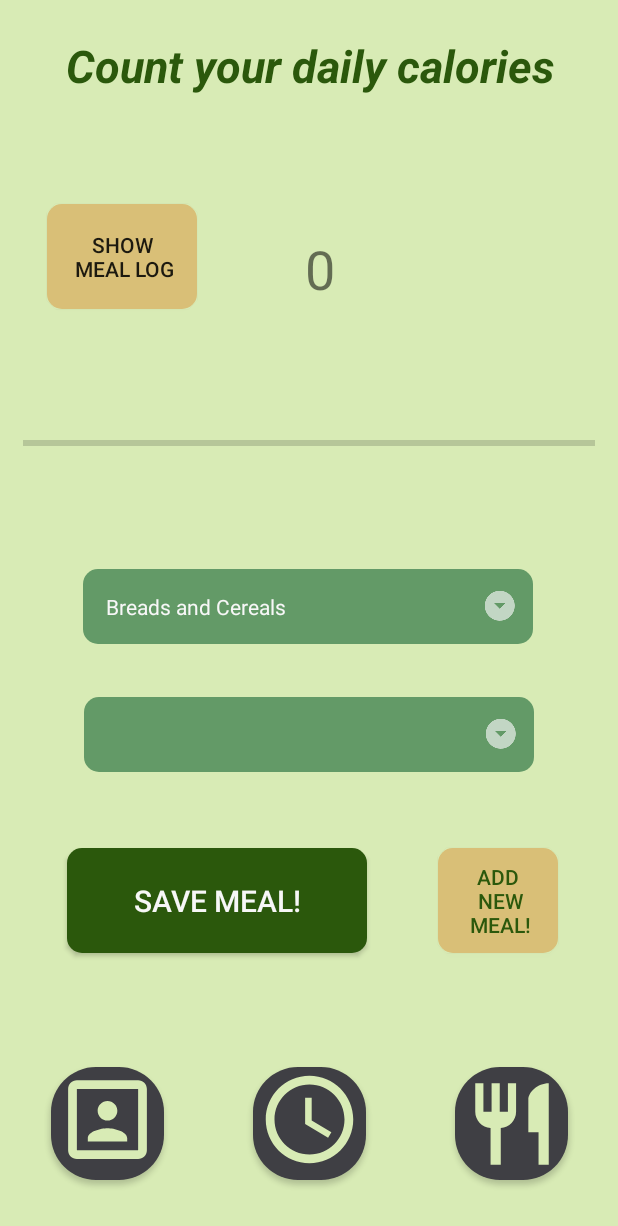
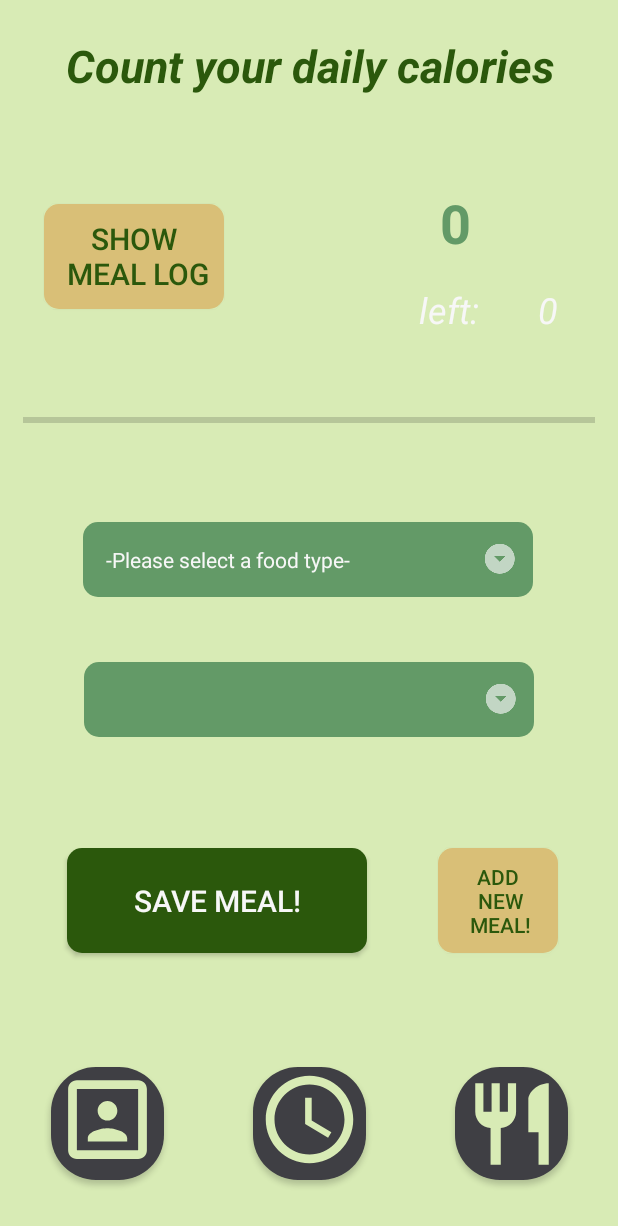
Before and after one commit to kassimii/Self_made, an Android app: the CaloriesCounter screen opened directly, with no data from a screen before it, on a phone screen of 412 x 824 dp. Shown: the top 1226 px of the screen. Run offline under Robolectric (Android 15) with nearby library versions, the phone set to English and light mode, and no system bars; our stand-ins replace Firebase (no records; nobody signed in at launch, a user with empty details on screens opened directly); 13 statements that could not run were skipped.

Commit message:
Save consumed calories feature added

```diff
--- a/app/src/main/java/com/example/self_made/CaloriesCounter.java
+++ b/app/src/main/java/com/example/self_made/CaloriesCounter.java
@@ -1,17 +1,22 @@
 package com.example.self_made;
 
 import androidx.annotation.NonNull;
+import androidx.appcompat.app.AlertDialog;
 import androidx.appcompat.app.AppCompatActivity;
 
+import android.content.DialogInterface;
 import android.content.Intent;
 import android.os.Bundle;
+import android.text.InputType;
 import android.view.View;
 import android.widget.AdapterView;
 import android.widget.ArrayAdapter;
 import android.widget.Button;
+import android.widget.EditText;
 import android.widget.ProgressBar;
 import android.widget.Spinner;
 import android.widget.TextView;
+import android.widget.Toast;
 
 import com.google.firebase.database.DataSnapshot;
 import com.google.firebase.database.DatabaseError;
@@ -20,21 +25,23 @@ import com.google.firebase.database.FirebaseDatabase;
 import com.google.firebase.database.ValueEventListener;
 
 import java.util.ArrayList;
+import java.util.Collections;
 
 public class CaloriesCounter extends AppCompatActivity implements AdapterView.OnItemSelectedListener {
 
     private Button editProfileButton,setMealsButton;
+    private Button saveMealButton, addNewMealButton, showMealLogButton;
     private Spinner foodCategorySpinner, foodTypeSpinner;
     private ProgressBar caloriesProgressBar;
-    private TextView caloriesConsumedTextView;
+    private TextView caloriesConsumedTextView, caloriesLeftTextView;
 
-    private Button breadsCerealButton;
-    private String caloriesPerIngredient;
     private ArrayList<String> foodCategoryList, breadsCerealsList, meatFishList, fruitsVegetablesList, milkAndDairyList, fatsSugarsList, otherFoodTypeList;
-    private ArrayAdapter<String> foodCategoryAdapter, foodTypeAdapter, breadsCerealsAdapter, meatFishAdapter, fruitsVegetablesAdapter,milkAndDairyAdapter, fatsSugarsAdapter, otherFoodTypeAdapter;
+    private ArrayAdapter<String> foodCategoryAdapter, foodTypeAdapter;
 
-    private int BMR, caloriesNeeded, caloriesConsumed=0;
-    private int foodTypeCalories=-1; //variable for holding the calories each food type selected that have to be added to the daily calories consumed
+    private int BMR, caloriesNeeded;
+    private int caloriesConsumed=-1; //flag for saving calories consumed to db
+    public int caloriesNeededDb, caloriesConsumedDb;
+    private int caloriesPerFoodType =-1; //variable for holding the calories each food type selected that have to be added to the daily calories consumed
     private int foodCategorySelected=-1; //variable to find which one of the food categories was selected used to extract calories from db
 
     @Override
@@ -47,15 +54,18 @@ public class CaloriesCounter extends AppCompatActivity implements AdapterView.On
         catch (NullPointerException e){}
         setContentView(R.layout.activity_calories_counter);
 
+        getCaloriesValuesFromDb();
+        saveCaloriesOfMeal();
+        showCaloriesConsumed();
+        showCaloriesLeft();
         setFoodCategoryList();
         onProfileButtonClick();
         onMealButtonClick();
         calculateNeededCalories();
         getFoodTypesFromDatabase();
         chooseFoodCategory();
-        saveCaloriesOfMeal();
-        showCaloriesConsumed();
-
+        addNewFoodType();
+        //updateCaloriesOnProgressBar();
     }
 
     public void onProfileButtonClick(){
@@ -103,8 +113,38 @@ public class CaloriesCounter extends AppCompatActivity implements AdapterView.On
         intent.addFlags(Intent.FLAG_ACTIVITY_NO_ANIMATION);
     }
 
+
+    public void getCaloriesValuesFromDb(){
+        DatabaseReference reference = FirebaseDatabase.getInstance().getReference().child("Profile");
+        reference.addValueEventListener(new ValueEventListener() {
+            @Override
+            public void onDataChange(@NonNull DataSnapshot dataSnapshot) {
+                String caloriesN = dataSnapshot.child("Calories Needed").getValue().toString();
+                caloriesNeededDb = Integer.parseInt(caloriesN);
+
+                String caloriesC = dataSnapshot.child("Calories Consumed").getValue().toString();
+                caloriesConsumedDb = Integer.parseInt(caloriesC);
+            }
+
+            @Override
+            public void onCancelled(@NonNull DatabaseError databaseError) {
+
+            }
+        });
+    }
+
+
+//    public void setCaloriesConsumed(int CC) {
+//        this.caloriesConsumedDb = CC;
+//    }
+//
+//    public void setCaloriesNeeded(int CN){
+//        this.caloriesNeededDb = CN;
+//    }
+
     public void setFoodCategoryList(){
         foodCategoryList =  new ArrayList<String>();
+        foodCategoryList.add("-Please select a food type-");
         foodCategoryList.add("Breads and Cereals");
         foodCategoryList.add("Meat and Fish");
         foodCategoryList.add("Fruits and Vegetables");
@@ -147,7 +187,6 @@ public class CaloriesCounter extends AppCompatActivity implements AdapterView.On
                 caloriesNeeded = BMR;
 
                 FirebaseDatabase.getInstance().getReference().child("Profile").child("Calories Needed").setValue(caloriesNeeded);
-
             }
 
             @Override
@@ -225,38 +264,41 @@ public class CaloriesCounter extends AppCompatActivity implements AdapterView.On
         foodCategorySpinner.setAdapter(foodCategoryAdapter);
         foodCategoryAdapter.setDropDownViewResource(android.R.layout.simple_spinner_dropdown_item);
 
-
-
         foodCategorySpinner.setOnItemSelectedListener(new AdapterView.OnItemSelectedListener() {
             @Override
             public void onItemSelected(AdapterView<?> parent, View view, int position, long id) {
                 if(position==0){
-                    foodCategorySelected=0;
-                    foodTypeAdapter = new ArrayAdapter<String>(CaloriesCounter.this,R.layout.style_spinner, breadsCerealsList);
+                    foodCategorySelected=-1;
+                    foodTypeAdapter = new ArrayAdapter<String>(CaloriesCounter.this, R.layout.style_spinner, Collections.<String>emptyList());
                 }
 
                 if(position==1){
                     foodCategorySelected=1;
-                    foodTypeAdapter = new ArrayAdapter<String>(CaloriesCounter.this,R.layout.style_spinner, meatFishList);
+                    foodTypeAdapter = new ArrayAdapter<String>(CaloriesCounter.this,R.layout.style_spinner, breadsCerealsList);
                 }
 
                 if(position==2){
                     foodCategorySelected=2;
-                    foodTypeAdapter = new ArrayAdapter<String>(CaloriesCounter.this,R.layout.style_spinner, fruitsVegetablesList);
+                    foodTypeAdapter = new ArrayAdapter<String>(CaloriesCounter.this,R.layout.style_spinner, meatFishList);
                 }
 
                 if(position==3){
                     foodCategorySelected=3;
-                    foodTypeAdapter = new ArrayAdapter<String>(CaloriesCounter.this,R.layout.style_spinner, milkAndDairyList);
+                    foodTypeAdapter = new ArrayAdapter<String>(CaloriesCounter.this,R.layout.style_spinner, fruitsVegetablesList);
                 }
 
                 if(position==4){
                     foodCategorySelected=4;
-                    foodTypeAdapter = new ArrayAdapter<String>(CaloriesCounter.this,R.layout.style_spinner, fatsSugarsList);
+                    foodTypeAdapter = new ArrayAdapter<String>(CaloriesCounter.this,R.layout.style_spinner, milkAndDairyList);
                 }
 
                 if(position==5){
                     foodCategorySelected=5;
+                    foodTypeAdapter = new ArrayAdapter<String>(CaloriesCounter.this,R.layout.style_spinner, fatsSugarsList);
+                }
+
+                if(position==6){
+                    foodCategorySelected=6;
                     foodTypeAdapter = new ArrayAdapter<String>(CaloriesCounter.this,R.layout.style_spinner, otherFoodTypeList);
                 }
 
@@ -278,10 +320,9 @@ public class CaloriesCounter extends AppCompatActivity implements AdapterView.On
         foodTypeSpinner.setOnItemSelectedListener(new AdapterView.OnItemSelectedListener() {
             @Override
             public void onItemSelected(AdapterView<?> parent, View view, int position, long id) {
-                final String foodTypeSelected = parent.getItemAtPosition(position).toString();
+                    final String foodTypeSelected = parent.getItemAtPosition(position).toString();
+                    getCaloriesForFoodTypeFromDb(foodTypeSelected);}
 
-                getCaloriesForFoodTypeFromDb(foodTypeSelected);
-            }
 
             @Override
             public void onNothingSelected(AdapterView<?> parent) {
@@ -300,7 +341,7 @@ public class CaloriesCounter extends AppCompatActivity implements AdapterView.On
             public void onDataChange(@NonNull DataSnapshot dataSnapshot) {
                 String caloricValueString = dataSnapshot.child(foodType).getValue().toString();
                 int caloricValue = Integer.parseInt(caloricValueString);
-                foodTypeCalories=caloricValue;
+                caloriesPerFoodType = caloricValue;
             }
 
             @Override
@@ -311,13 +352,122 @@ public class CaloriesCounter extends AppCompatActivity implements AdapterView.On
     }
 
     public void saveCaloriesOfMeal(){
+        saveMealButton = (Button)findViewById(R.id.save_meal_button);
+        saveMealButton.setOnClickListener(new View.OnClickListener() {
+            @Override
+            public void onClick(View v) {
+                if(caloriesPerFoodType ==-1)
+                {
+                    Toast.makeText(CaloriesCounter.this, "Please select your meal!", Toast.LENGTH_SHORT).show();
+                }
+                else {
+                    caloriesConsumedDb+= caloriesPerFoodType;
+                    caloriesConsumed=1;
+                   if(caloriesConsumed!=-1){
+                        FirebaseDatabase.getInstance().getReference().child("Profile").child("Calories Consumed").setValue(caloriesConsumedDb);
+                        caloriesConsumed=-1;
+                   }
+                    showCaloriesConsumed();
+                    showCaloriesLeft();
+                    updateCaloriesOnProgressBar();
+               }
+            }
+        });
 
     }
 
     public void showCaloriesConsumed(){
         caloriesConsumedTextView = (TextView)findViewById(R.id.calories_consumed_textview);
-        String caloriesConsumedString = String.valueOf(caloriesConsumed);
+        String caloriesConsumedString = String.valueOf(caloriesConsumedDb);
         caloriesConsumedTextView.setText(caloriesConsumedString);
+    }
+
+    public void showCaloriesLeft(){
+        caloriesLeftTextView = (TextView)findViewById(R.id.calories_left_textview2);
+        int caloriesLeft = caloriesNeededDb-caloriesConsumedDb;
+        if(caloriesLeft<0){
+            caloriesLeftTextView.setText("0");
+        }
+        else{
+            String txt = String.valueOf(caloriesLeft);
+            caloriesLeftTextView.setText(txt);
+        }
+
+
+    }
+
+    public void updateCaloriesOnProgressBar(){
+        caloriesProgressBar = (ProgressBar)findViewById(R.id.calories_progress_bar);
+        int percentage = calculateProgress();
+        if(percentage!=-1){
+            caloriesProgressBar.setProgress(percentage);
+        }
+    }
+
+    public int calculateProgress(){
+        DatabaseReference reference = FirebaseDatabase.getInstance().getReference().child("Profile").child("Calories Needed");
+        reference.addValueEventListener(new ValueEventListener() {
+            @Override
+            public void onDataChange(@NonNull DataSnapshot dataSnapshot) {
+                String value = dataSnapshot.getValue().toString();
+                caloriesNeededDb = Integer.parseInt(value);
+            }
+
+            @Override
+            public void onCancelled(@NonNull DatabaseError databaseError) {
+
+            }
+        });
+
+        int input_start=0, input_end=caloriesNeededDb, output_start=0, output_end=100;
+
+        double mappedValueDouble;
+        int mappedValue=-1;
+
+            mappedValueDouble= (output_end*caloriesConsumedDb)/input_end;
+            mappedValue = (int)mappedValueDouble;
+        return mappedValue;
+    }
+
+    public void addNewFoodType(){
+        addNewMealButton = (Button)findViewById(R.id.add_new_meal_type_button);
+        addNewMealButton.setOnClickListener(new View.OnClickListener() {
+            @Override
+            public void onClick(View v) {
+                AlertDialog.Builder addMealDialog = new AlertDialog.Builder(CaloriesCounter.this);
+                addMealDialog.setTitle("Add new meal");
+
+//                final Spinner foodCategoryInput=new Spinner(CaloriesCounter.this);
+//                ArrayAdapter<String> foodCategoryInputAdapter = new ArrayAdapter<String>(CaloriesCounter.this,R.layout.style_spinner,foodCategoryList);
+//                foodCategoryInput.setAdapter(foodCategoryInputAdapter);
+//                addMealDialog.setView(foodCategoryInput);
+
+//                final EditText typeInput = new EditText(CaloriesCounter.this);
+//                typeInput.setInputType(InputType.TYPE_CLASS_TEXT);
+//                addMealDialog.setView(typeInput);
+//
+//                final EditText calorieInput = new EditText(CaloriesCounter.this);
+//                typeInput.setInputType(InputType.TYPE_CLASS_NUMBER);
+//                addMealDialog.setView(calorieInput);
+//
+//                addMealDialog.setPositiveButton("ADD", new DialogInterface.OnClickListener() {
+//                    @Override
+//                    public void onClick(DialogInterface dialog, int which) {
+//                        String myText=typeInput.getText().toString();
+//                        Toast.makeText(CaloriesCounter.this, myText, Toast.LENGTH_SHORT).show();
+//                    }
+//                });
+//
+//                addMealDialog.setNegativeButton("Cancel", new DialogInterface.OnClickListener() {
+//                    @Override
+//                    public void onClick(DialogInterface dialog, int which) {
+//                        dialog.cancel();
+//                    }
+//                });
+//
+//                addMealDialog.show();
+            }
+        });
     }
 
     @Override
--- a/app/src/main/java/com/example/self_made/MainActivity.java
+++ b/app/src/main/java/com/example/self_made/MainActivity.java
@@ -1,6 +1,7 @@
 package com.example.self_made;
 
 
+import androidx.annotation.NonNull;
 import androidx.appcompat.app.AppCompatActivity;
 
 import android.app.Activity;
@@ -14,8 +15,11 @@ import android.widget.EditText;
 import androidx.fragment.app.Fragment;
 import androidx.fragment.app.FragmentManager;
 
+import com.google.firebase.database.DataSnapshot;
+import com.google.firebase.database.DatabaseError;
 import com.google.firebase.database.DatabaseReference;
 import com.google.firebase.database.FirebaseDatabase;
+import com.google.firebase.database.ValueEventListener;
 
 
 public class MainActivity extends Activity {
@@ -134,4 +138,5 @@ public class MainActivity extends Activity {
         intent.addFlags(Intent.FLAG_ACTIVITY_NO_ANIMATION);
     }
 
+
 }
--- a/app/src/main/java/com/example/self_made/SetMealHours.java
+++ b/app/src/main/java/com/example/self_made/SetMealHours.java
@@ -41,6 +41,7 @@ public class SetMealHours extends AppCompatActivity implements TimePickerDialog.
 
     public static String meal_plan_popup;
 
+
     int hour_x, minute_x;
     int breakfast_hour, breakfast_minute, snack1_hour, snack1_minute, lunch_hour, lunch_minute,
             snack2_hour, snack2_minute, dinner_hour, dinner_minute;
@@ -68,6 +69,7 @@ public class SetMealHours extends AppCompatActivity implements TimePickerDialog.
         }
         catch (NullPointerException e){}
         setContentView(R.layout.activity_set_meal_hours);
+
         onProfileButtonClick();
         onCaloriesButtonCLick();
         setHours();
--- a/app/src/main/res/layout/activity_calories_counter.xml
+++ b/app/src/main/res/layout/activity_calories_counter.xml
@@ -86,7 +86,7 @@
         app:layout_constraintHorizontal_bias="1.0"
         app:layout_constraintStart_toStartOf="parent"
         app:layout_constraintTop_toTopOf="parent"
-        app:layout_constraintVertical_bias="0.35000002" />
+        app:layout_constraintVertical_bias="0.33" />
 
     <Spinner
         android:id="@+id/food_catergory_spinner"
@@ -98,9 +98,8 @@
         app:layout_constraintEnd_toEndOf="parent"
         app:layout_constraintHorizontal_bias="0.495"
         app:layout_constraintStart_toStartOf="parent"
-
         app:layout_constraintTop_toTopOf="parent"
-        app:layout_constraintVertical_bias="0.49" />
+        app:layout_constraintVertical_bias="0.45" />
 
     <Spinner
         android:id="@+id/food_type_spinner"
@@ -112,20 +111,58 @@
         app:layout_constraintEnd_toEndOf="parent"
         app:layout_constraintStart_toStartOf="parent"
         app:layout_constraintTop_toTopOf="parent"
-        app:layout_constraintVertical_bias="0.6" />
+        app:layout_constraintVertical_bias="0.57" />
 
     <TextView
         android:id="@+id/calories_consumed_textview"
-        android:layout_width="150dp"
-        android:layout_height="50dp"
-        android:text="TextView"
+        android:layout_width="wrap_content"
+        android:layout_height="wrap_content"
+        android:gravity="center"
+        android:text="0"
+        android:textAlignment="center"
+        android:textColor="@color/colorAccent"
         android:textSize="36sp"
+        android:textStyle="bold"
         app:layout_constraintBottom_toBottomOf="parent"
         app:layout_constraintEnd_toEndOf="parent"
-        app:layout_constraintHorizontal_bias="0.776"
+        app:layout_constraintHorizontal_bias="0.75"
         app:layout_constraintStart_toStartOf="parent"
         app:layout_constraintTop_toTopOf="parent"
-        app:layout_constraintVertical_bias="0.19999999" />
+        app:layout_constraintVertical_bias="0.16" />
+
+    <TextView
+    android:id="@+id/calories_left_textview1"
+    android:layout_width="wrap_content"
+    android:layout_height="wrap_content"
+    android:text="left:"
+    android:textSize="24dp"
+    android:textColor="@color/whiteish"
+    android:textStyle="italic"
+    android:textAlignment="center"
+    android:gravity="center"
+    app:layout_constraintBottom_toBottomOf="parent"
+    app:layout_constraintEnd_toEndOf="parent"
+    app:layout_constraintHorizontal_bias="0.75"
+    app:layout_constraintStart_toStartOf="parent"
+    app:layout_constraintTop_toTopOf="parent"
+    app:layout_constraintVertical_bias="0.24" />
+
+    <TextView
+        android:id="@+id/calories_left_textview2"
+        android:layout_width="wrap_content"
+        android:layout_height="wrap_content"
+        android:text="0"
+        android:textSize="24dp"
+        android:textColor="@color/whiteish"
+        android:textStyle="italic"
+        android:textAlignment="center"
+        android:gravity="center"
+        app:layout_constraintBottom_toBottomOf="parent"
+        app:layout_constraintEnd_toEndOf="parent"
+        app:layout_constraintHorizontal_bias="0.9"
+        app:layout_constraintStart_toStartOf="parent"
+        app:layout_constraintTop_toTopOf="parent"
+        app:layout_constraintVertical_bias="0.24" />
 
     <Button
         android:id="@+id/save_meal_button"
@@ -158,10 +195,12 @@
 
     <Button
         android:id="@+id/show_meal_log_button"
-        android:layout_width="100dp"
+        android:layout_width="120dp"
         android:layout_height="70dp"
         android:background="@drawable/custom_orange_button"
         android:text="Show\n meal log"
+        android:textColor="@color/colorPrimaryDark"
+        android:textSize="20dp"
         app:layout_constraintBottom_toBottomOf="parent"
         app:layout_constraintEnd_toEndOf="parent"
         app:layout_constraintHorizontal_bias="0.1"
```
Also changed, not shown: 21 other files.
